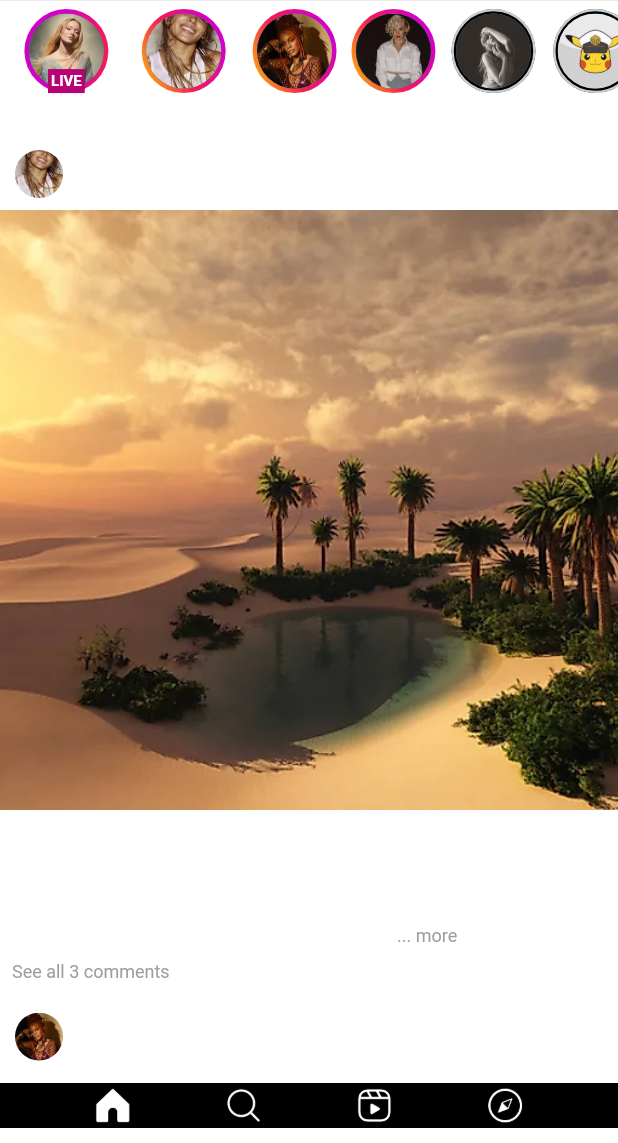
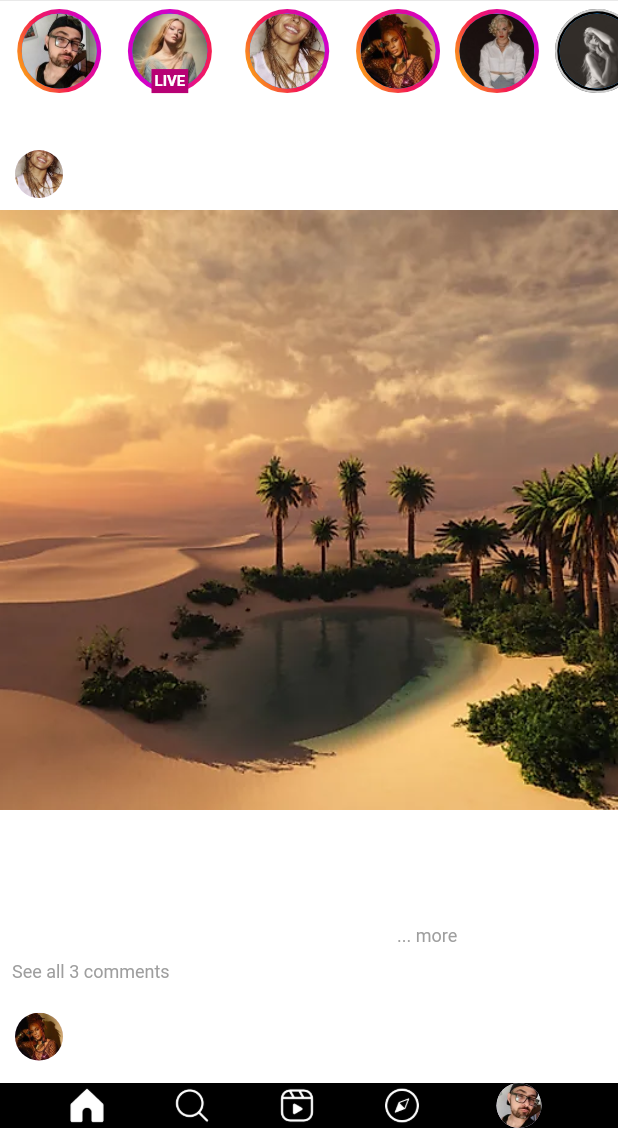
Before and after one commit to paulocf92/academiadoflutter-flutter-foundations-challenge, a Flutter app: the screen it shows after launch, on a phone screen of 412 x 824 dp, the part 93-1236 px from its top. Run offline on Flutter 3.47's test engine with Material 3 defaults, Android fonts, the phone set to English and light mode, and no system bars; Roboto replaces fonts that are missing (Arial).

Commit message:
chore: add myself visual artifacts (story+bottom navigation)

```diff
--- a/lib/pages/header.dart
+++ b/lib/pages/header.dart
@@ -7,7 +7,7 @@ class Header extends StatelessWidget {
   Widget build(BuildContext context) {
     return SafeArea(
       child: Container(
-        decoration: BoxDecoration(
+        decoration: const BoxDecoration(
           color: Colors.black,
         ),
         padding: const EdgeInsets.all(10),
--- a/lib/pages/home_page.dart
+++ b/lib/pages/home_page.dart
@@ -1,6 +1,4 @@
-import 'package:flutter/cupertino.dart';
 import 'package:flutter/material.dart';
-import 'package:flutter/widgets.dart';
 import 'package:flutter_academiadoflutter_foundations_challenge/pages/feed_card.dart';
 import 'package:flutter_academiadoflutter_foundations_challenge/pages/header.dart';
 import 'package:flutter_academiadoflutter_foundations_challenge/pages/story.dart';
@@ -20,6 +18,13 @@ class HomePage extends StatelessWidget {
                 const EdgeInsets.only(top: 0, right: 5, bottom: 5, left: 5),
             child: Row(
               children: [
+                Story(
+                  data: StoryData(
+                    name: 'Your story',
+                    imageUrl: 'assets/images/me.jpeg',
+                    state: StoryState.updated,
+                  ),
+                ),
                 Story(
                   data: StoryData(
                     name: 'zaralarsson',
@@ -136,6 +141,9 @@ class HomePage extends StatelessWidget {
                   width: 24,
                   height: 24,
                 ),
+                const CircleAvatar(
+                  backgroundImage: AssetImage('assets/images/me.jpeg'),
+                )
               ],
             ),
           ),
```
Also changed, not shown: assets/images/me.jpeg (added).
